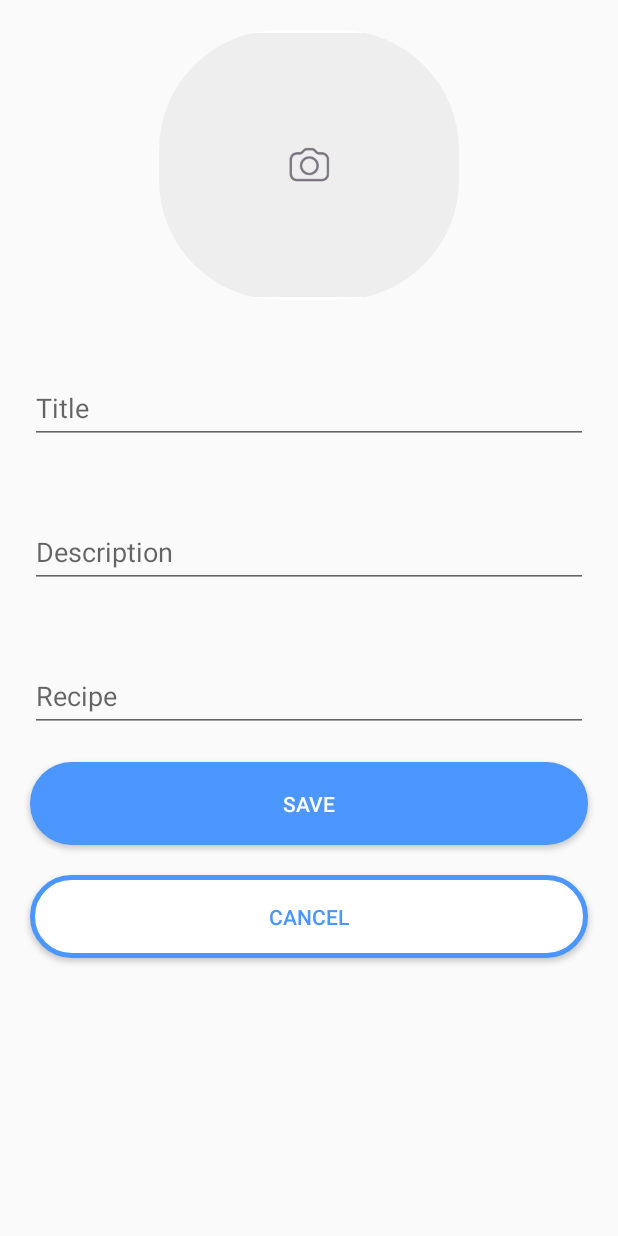
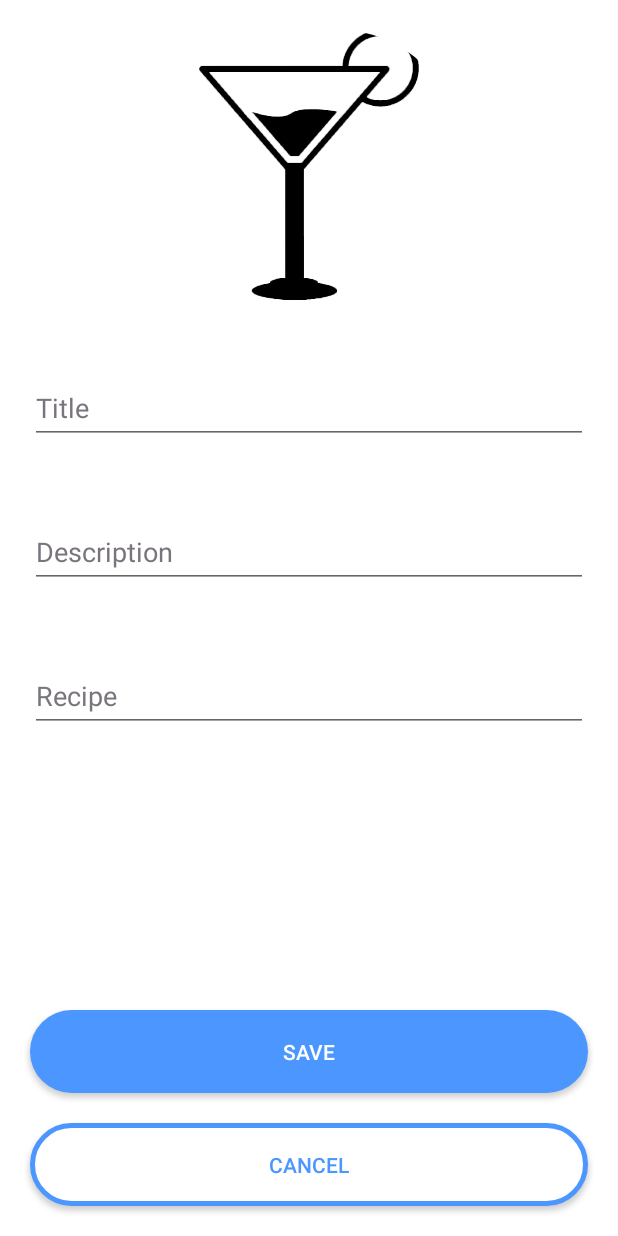
Before and after one commit to TheyCallMeRobinson/Cocktail_Bar, an Android app: the CreateCocktailFragment screen opened through its navigation route, after a tap on an icon or button, on a phone screen of 412 x 824 dp. Run offline under Robolectric (Android 15) with nearby library versions, the phone set to English and light mode, and no system bars.

Commit message:
Final fixes

```diff
--- a/app/src/main/java/surf/summerschool23/cocktailbar/data/db/CocktailDAO.kt
+++ b/app/src/main/java/surf/summerschool23/cocktailbar/data/db/CocktailDAO.kt
@@ -20,4 +20,7 @@ interface CocktailDAO {
 
     @Insert
     suspend fun createNewCocktail(newCocktail: CocktailModel)
+
+    @Query("SELECT * FROM cocktails WHERE title = :title")
+    suspend fun getByTitle(title: String): CocktailModel
 }
--- a/app/src/main/java/surf/summerschool23/cocktailbar/data/repository/CocktailRepositoryImpl.kt
+++ b/app/src/main/java/surf/summerschool23/cocktailbar/data/repository/CocktailRepositoryImpl.kt
@@ -26,5 +26,8 @@ class CocktailRepositoryImpl(
         cocktailDAO.createNewCocktail(cocktailMapper.toDbModel(newCocktail))
     }
 
+    override suspend fun getByTitle(title: String): CocktailEntity {
+        return cocktailMapper.toEntity(cocktailDAO.getByTitle(title))
+    }
 
 }
--- a/app/src/main/java/surf/summerschool23/cocktailbar/domain/repository/CocktailRepository.kt
+++ b/app/src/main/java/surf/summerschool23/cocktailbar/domain/repository/CocktailRepository.kt
@@ -8,4 +8,5 @@ interface CocktailRepository {
     suspend fun getCocktailsCount(): Int
     suspend fun updateCocktail(updatedCocktail: CocktailEntity)
     suspend fun createNewCocktail(newCocktail: CocktailEntity)
+    suspend fun getByTitle(title: String): CocktailEntity
 }
--- a/app/src/main/java/surf/summerschool23/cocktailbar/presentation/di/DomainModule.kt
+++ b/app/src/main/java/surf/summerschool23/cocktailbar/presentation/di/DomainModule.kt
@@ -3,6 +3,7 @@ package surf.summerschool23.cocktailbar.presentation.di
 import org.koin.dsl.module
 import surf.summerschool23.cocktailbar.domain.usecase.CreateNewCocktailUseCase
 import surf.summerschool23.cocktailbar.domain.usecase.GetAllCocktailsUseCase
+import surf.summerschool23.cocktailbar.domain.usecase.GetCocktailByTitleUseCase
 import surf.summerschool23.cocktailbar.domain.usecase.GetCocktailsCountUseCase
 import surf.summerschool23.cocktailbar.domain.usecase.UpdateCocktailUseCase
 
@@ -23,4 +24,8 @@ val domainModule = module {
     factory<UpdateCocktailUseCase> {
         UpdateCocktailUseCase(cocktailRepository = get())
     }
+
+    factory<GetCocktailByTitleUseCase> {
+        GetCocktailByTitleUseCase(cocktailRepository = get())
+    }
 }
--- a/app/src/main/java/surf/summerschool23/cocktailbar/presentation/view/CreateCocktailFragment.kt
+++ b/app/src/main/java/surf/summerschool23/cocktailbar/presentation/view/CreateCocktailFragment.kt
@@ -1,9 +1,10 @@
 package surf.summerschool23.cocktailbar.presentation.view
 
 import android.content.Intent
-import android.graphics.BitmapFactory
 import android.net.Uri
+import android.os.Build
 import android.os.Bundle
+import android.provider.MediaStore
 import android.view.LayoutInflater
 import android.view.View
 import android.view.ViewGroup
@@ -43,9 +44,9 @@ class CreateCocktailFragment : Fragment() {
     private fun validateFields(): Boolean {
         if (binding.createCocktailTitleEt.text.isNullOrBlank()) {
             binding.createCocktailTitleTil.error = "Add Title"
-
             return false
         }
+
         return true
     }
 
@@ -76,9 +77,14 @@ class CreateCocktailFragment : Fragment() {
     }
 
     private fun pickImage() {
-        //val intent = Intent(MediaStore.ACTION_PICK_IMAGES)
-        val intent = Intent(Intent.ACTION_GET_CONTENT)
-        intent.type = "image/*"
+        val intent: Intent
+        if (Build.VERSION.SDK_INT >= Build.VERSION_CODES.TIRAMISU) {
+            intent = Intent(MediaStore.ACTION_PICK_IMAGES)
+        } else {
+            intent = Intent(Intent.ACTION_GET_CONTENT)
+            intent.type = "image/*"
+        }
+
         resultLauncher.launch(intent)
     }
 
@@ -93,8 +99,6 @@ class CreateCocktailFragment : Fragment() {
                 Toast.makeText(requireContext(), "No image was picked", Toast.LENGTH_LONG).show()
             }
         }
-
     }
 
-
 }
--- a/app/src/main/res/layout/fragment_cocktail_details.xml
+++ b/app/src/main/res/layout/fragment_cocktail_details.xml
@@ -5,6 +5,7 @@
     xmlns:tools="http://schemas.android.com/tools"
     android:layout_width="match_parent"
     android:layout_height="match_parent"
+    android:background="@color/white"
     tools:context=".presentation.view.CocktailDetailsFragment">
 
     <ImageView
@@ -23,6 +24,7 @@
         android:layout_height="0dp"
         android:layout_marginTop="250dp"
         android:background="@drawable/shape_details_info_rectangle"
+        android:backgroundTint="@color/light_gray"
         android:elevation="0dp"
         app:layout_constraintBottom_toBottomOf="parent"
         app:layout_constraintEnd_toEndOf="parent"
@@ -46,6 +48,8 @@
         android:layout_height="55dp"
         android:layout_marginHorizontal="20dp"
         android:layout_marginBottom="20dp"
+        android:text="Edit"
+        android:textColor="@color/white"
         android:background="@drawable/shape_button"
         android:backgroundTint="@color/main_blue"
         app:layout_constraintBottom_toBottomOf="@+id/cocktail_details_rectangle_view"
--- a/app/src/main/res/layout/fragment_create_cocktail.xml
+++ b/app/src/main/res/layout/fragment_create_cocktail.xml
@@ -5,6 +5,7 @@
     xmlns:tools="http://schemas.android.com/tools"
     android:layout_width="match_parent"
     android:layout_height="match_parent"
+    android:background="@color/white"
     tools:context=".presentation.view.CreateCocktailFragment">
 
     <ImageView
@@ -12,7 +13,7 @@
         android:layout_width="200dp"
         android:layout_height="180dp"
         android:layout_marginTop="20dp"
-        android:src="@drawable/add_photo_placeholder"
+        android:src="@drawable/cocktail_placeholder"
         android:background="@drawable/shape_button"
         app:layout_constraintEnd_toEndOf="parent"
         app:layout_constraintStart_toStartOf="parent"
@@ -25,6 +26,7 @@
         android:layout_marginHorizontal="20dp"
         android:layout_marginTop="40dp"
         android:hint="Title"
+        android:textColorHint="@color/gray"
         app:layout_constraintEnd_toEndOf="parent"
         app:layout_constraintStart_toStartOf="parent"
         app:layout_constraintTop_toBottomOf="@id/create_cocktail_add_photo_iv">
@@ -34,6 +36,7 @@
             android:layout_width="match_parent"
             android:layout_height="match_parent"
             android:focusable="true"
+            android:textColor="@color/black"
             android:focusableInTouchMode="true"/>
     </com.google.android.material.textfield.TextInputLayout>
 
@@ -44,6 +47,7 @@
         android:layout_marginHorizontal="20dp"
         android:layout_marginTop="40dp"
         android:hint="Description"
+        android:textColorHint="@color/gray"
         app:layout_constraintEnd_toEndOf="parent"
         app:layout_constraintStart_toStartOf="parent"
         app:layout_constraintTop_toBottomOf="@id/create_cocktail_title_til">
@@ -53,6 +57,7 @@
             android:layout_width="match_parent"
             android:layout_height="match_parent"
             android:focusable="true"
+            android:textColor="@color/black"
             android:focusableInTouchMode="true"/>
     </com.google.android.material.textfield.TextInputLayout>
 
@@ -62,6 +67,7 @@
         android:layout_height="wrap_content"
         android:layout_marginHorizontal="20dp"
         android:layout_marginTop="40dp"
+        android:textColorHint="@color/gray"
         android:hint="Recipe"
         app:layout_constraintEnd_toEndOf="parent"
         app:layout_constraintStart_toStartOf="parent"
@@ -72,6 +78,7 @@
             android:layout_width="match_parent"
             android:layout_height="match_parent"
             android:focusable="true"
+            android:textColor="@color/black"
             android:focusableInTouchMode="true"/>
     </com.google.android.material.textfield.TextInputLayout>
 
@@ -85,9 +92,9 @@
         android:backgroundTint="@color/main_blue"
         android:text="Save"
         android:textColor="@color/white"
+        app:layout_constraintBottom_toTopOf="@+id/create_cocktail_cancel_btn"
         app:layout_constraintEnd_toEndOf="parent"
-        app:layout_constraintStart_toStartOf="parent"
-        app:layout_constraintTop_toBottomOf="@id/create_cocktail_recipe_til"/>
+        app:layout_constraintStart_toStartOf="parent"/>
 
     <androidx.appcompat.widget.AppCompatButton
         android:id="@+id/create_cocktail_cancel_btn"
@@ -98,8 +105,8 @@
         android:background="@drawable/shape_button_border"
         android:text="Cancel"
         android:textColor="@color/main_blue"
+        app:layout_constraintBottom_toBottomOf="parent"
         app:layout_constraintEnd_toEndOf="parent"
-        app:layout_constraintStart_toStartOf="parent"
-        app:layout_constraintTop_toBottomOf="@id/create_cocktail_save_btn"/>
+        app:layout_constraintStart_toStartOf="parent"/>
 
 </androidx.constraintlayout.widget.ConstraintLayout>
--- a/app/src/main/res/layout/fragment_my_cocktails_blank.xml
+++ b/app/src/main/res/layout/fragment_my_cocktails_blank.xml
@@ -5,6 +5,7 @@
     xmlns:tools="http://schemas.android.com/tools"
     android:layout_width="match_parent"
     android:layout_height="match_parent"
+    android:background="@color/white"
     tools:context=".presentation.view.MyCocktailsBlankFragment">
 
     <ImageView
--- a/app/src/main/res/values/colors.xml
+++ b/app/src/main/res/values/colors.xml
@@ -10,4 +10,5 @@
 
     <color name="main_blue">#4B97FF</color>
     <color name="gray">#79747E</color>
+    <color name="light_gray">#F6F8F9</color>
 </resources>
```
Also changed, not shown: app/src/main/java/surf/summerschool23/cocktailbar/domain/usecase/GetCocktailByTitleUseCase.kt (added, +11 -0 lines), app/src/main/java/surf/summerschool23/cocktailbar/presentation/adapter/CocktailListAdapter.kt (+14 -9 lines), app/src/main/java/surf/summerschool23/cocktailbar/presentation/di/PresentationModule.kt (+10 -0 lines), app/src/main/java/surf/summerschool23/cocktailbar/presentation/view/CocktailDetailsFragment.kt (+49 -2 lines), app/src/main/java/surf/summerschool23/cocktailbar/presentation/view/MyCocktailsFragment.kt (+10 -2 lines), app/src/main/java/surf/summerschool23/cocktailbar/presentation/viewmodel/CocktailDetailsViewModel.kt (+16 -1 lines), app/src/main/java/surf/summerschool23/cocktailbar/presentation/viewmodel/MainViewModel.kt (added, +18 -0 lines), app/src/main/res/layout/fragment_my_cocktails.xml (+4 -3 lines), app/src/main/res/layout/include_details_cocktail_info.xml (+7 -1 lines).
